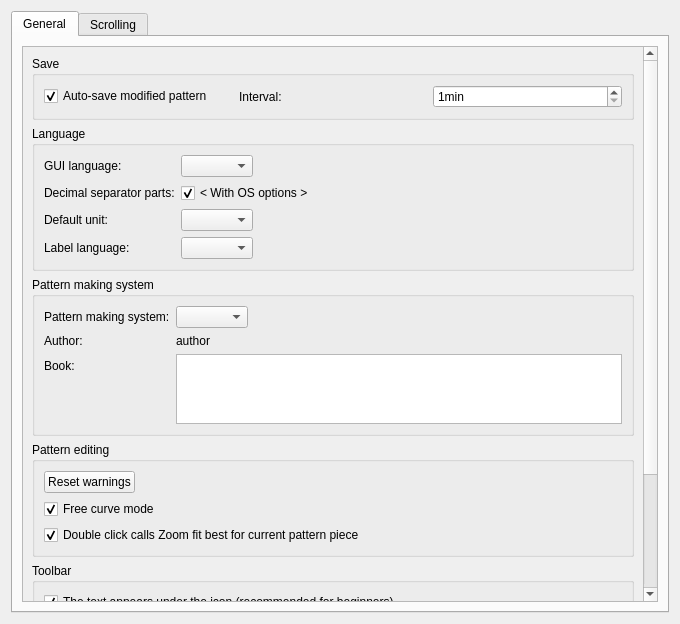
Before: the Qt Designer form src/app/valentina/dialogs/configpages/preferencesconfigurationpage.ui in dismine/valentina, drawn with Qt 5.
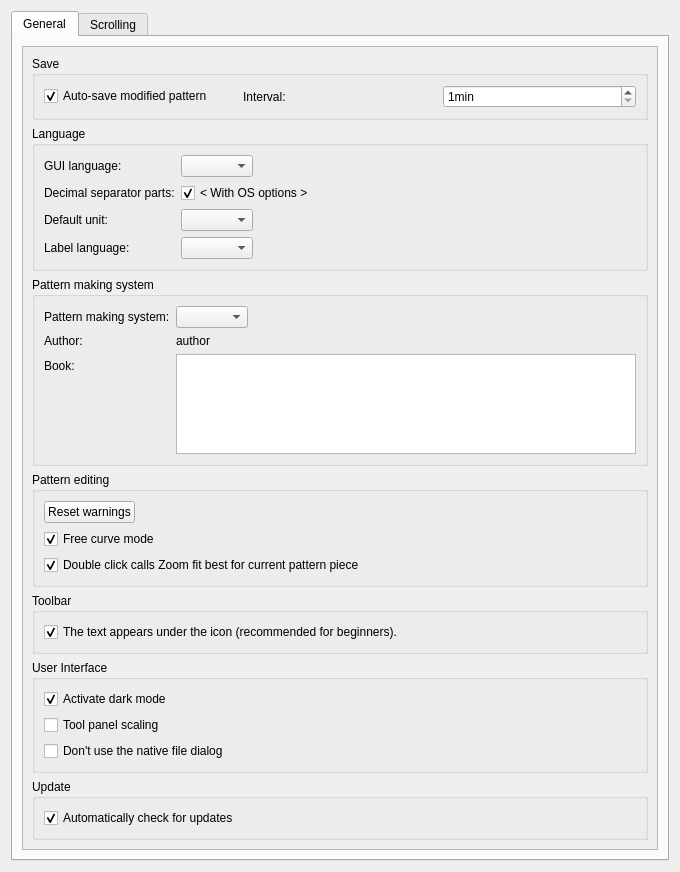
After: the same form once the commit is applied.

Patch:
```diff
--- a/src/app/valentina/dialogs/configpages/preferencesconfigurationpage.ui
+++ b/src/app/valentina/dialogs/configpages/preferencesconfigurationpage.ui
@@ -7,7 +7,7 @@
     <x>0</x>
     <y>0</y>
     <width>680</width>
-    <height>624</height>
+    <height>872</height>
    </rect>
   </property>
   <property name="windowTitle">
@@ -33,9 +33,9 @@
           <property name="geometry">
            <rect>
             <x>0</x>
-            <y>0</y>
+            <y>-27</y>
             <width>624</width>
-            <height>765</height>
+            <height>838</height>
            </rect>
           </property>
           <layout class="QVBoxLayout" name="verticalLayout_2">
@@ -293,6 +293,28 @@
              </layout>
             </widget>
            </item>
+           <item>
+            <widget class="QGroupBox" name="groupBox_9">
+             <property name="title">
+              <string>Update</string>
+             </property>
+             <layout class="QVBoxLayout" name="verticalLayout_8">
+              <item>
+               <widget class="QCheckBox" name="checkBoxAutomaticallyCheckUpdates">
+                <property name="toolTip">
+                 <string>Automatically check for updates each time the application starts</string>
+                </property>
+                <property name="text">
+                 <string>Automatically check for updates</string>
+                </property>
+                <property name="checked">
+                 <bool>true</bool>
+                </property>
+               </widget>
+              </item>
+             </layout>
+            </widget>
+           </item>
           </layout>
          </widget>
         </widget>
```
